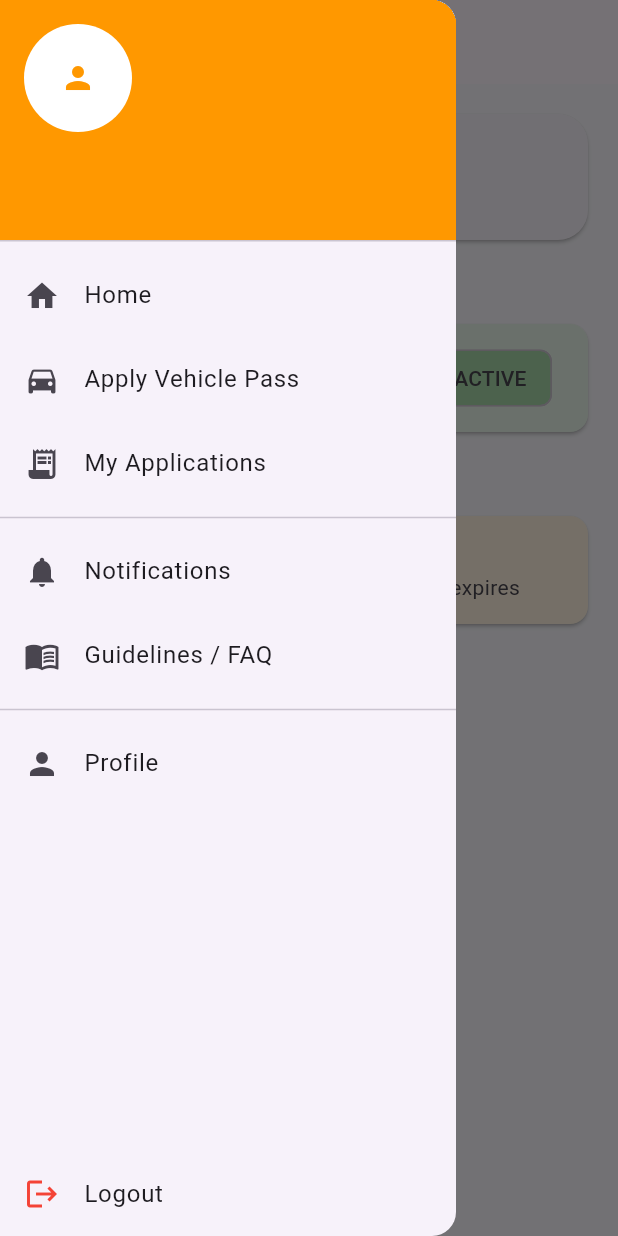
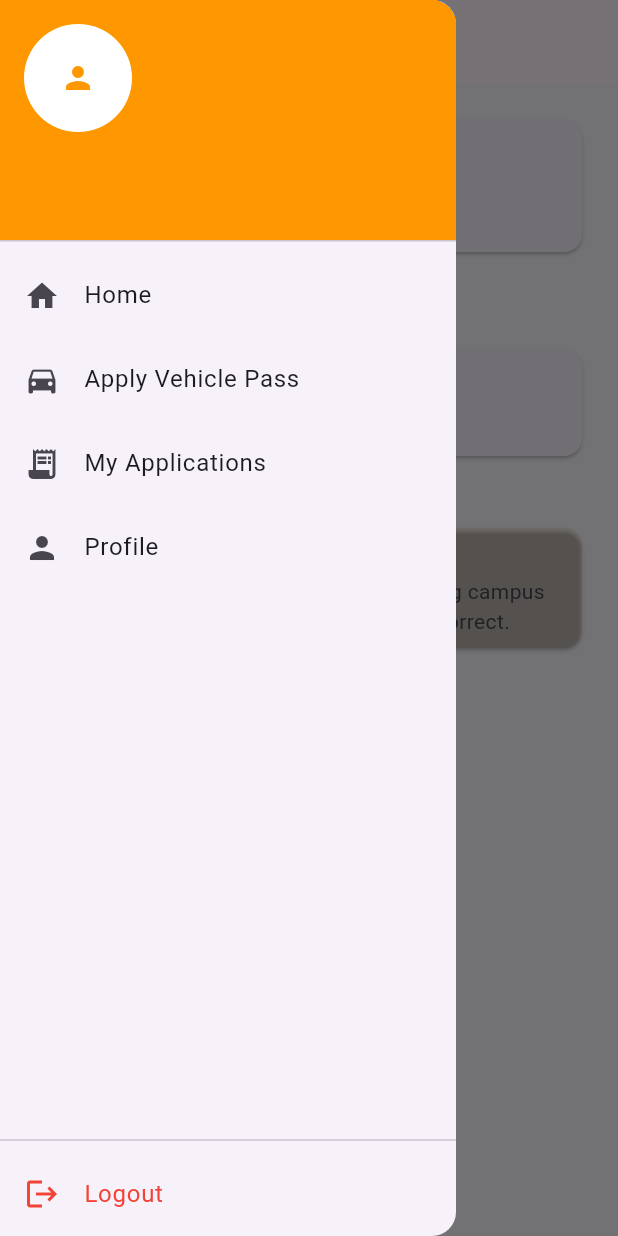
Before and after one commit to albayhaki63/vehiclepass, a Flutter app: the HomePage screen opened directly, with the side drawer open, on a phone screen of 412 x 824 dp. Run offline on Flutter 3.47's test engine with Material 3 defaults, Android fonts, the phone set to English and light mode, and no system bars; our stand-ins replace cloud_firestore, firebase_auth, firebase_core; accounts and stored records are empty.

Commit message:
update plate num

```diff
--- a/lib/screens/apply_pass_page.dart
+++ b/lib/screens/apply_pass_page.dart
@@ -174,13 +174,25 @@ class _ApplyPassPageState extends State<ApplyPassPage> {
 
     final user = FirebaseAuth.instance.currentUser!;
 
+    // 1. Calculate Expiry Date
+    DateTime expiryDate = startDate!;
+    if (duration == '1 Month') {
+      expiryDate = startDate!.add(const Duration(days: 30));
+    } else if (duration == '1 Semester') {
+      expiryDate = startDate!.add(const Duration(days: 180)); // Approx 6 months
+    } else if (duration == '1 Year') {
+      expiryDate = startDate!.add(const Duration(days: 365));
+    }
+
     await FirebaseFirestore.instance
         .collection('vehicle_passes')
         .add({
-      'vehicleNo': vehicleNoCtrl.text.trim(),
+      // 2. Changed key from 'vehicleNo' to 'plateNumber' to match HomePage
+      'plateNumber': vehicleNoCtrl.text.trim(),
       'vehicleType': vehicleType,
       'duration': duration,
       'startDate': startDate,
+      'expiryDate': expiryDate, // 3. Added Expiry Date to Database
       'purpose': purposeCtrl.text.trim(),
       'userEmail': user.email,
       'userId': user.uid,
@@ -190,17 +202,16 @@ class _ApplyPassPageState extends State<ApplyPassPage> {
 
     setState(() => isLoading = false);
 
-    Navigator.pop(context);
-
-    ScaffoldMessenger.of(context).showSnackBar(
-      const SnackBar(content: Text('Application submitted')),
-    );
+    if (mounted) {
+      Navigator.pop(context);
+      ScaffoldMessenger.of(context).showSnackBar(
+        const SnackBar(content: Text('Application submitted')),
+      );
+    }
   }
 }
 
-//
 // 🔹 UI HELPER WIDGETS
-//
 class _FormCard extends StatelessWidget {
   final Widget child;
   const _FormCard({required this.child});
--- a/lib/screens/home_page.dart
+++ b/lib/screens/home_page.dart
@@ -5,8 +5,6 @@ import 'package:cloud_firestore/cloud_firestore.dart';
 import '../auth/login_page.dart';
 import 'apply_pass_page.dart';
 import 'pass_list_page.dart';
-import 'notifications_page.dart';
-import 'guidelines_page.dart';
 import 'profile_page.dart';
 
 class HomePage extends StatelessWidget {
@@ -26,54 +24,44 @@ class HomePage extends StatelessWidget {
           .doc(user.uid)
           .snapshots(),
       builder: (context, snapshot) {
-        if (!snapshot.hasData) {
-          return const Scaffold(
-            body: Center(child: CircularProgressIndicator()),
-          );
+        String username = 'User';
+
+        if (snapshot.hasData && snapshot.data!.exists) {
+          final data = snapshot.data!.data() as Map<String, dynamic>;
+          username = data['username'] ?? username;
         }
 
-        final data =
-            snapshot.data!.data() as Map<String, dynamic>;
-        final username = data['username'] ?? 'User';
-        final email = data['email'] ?? user.email ?? '';
-
         return Scaffold(
-          appBar: AppBar(title: const Text('VehiclePass')),
+          appBar: AppBar(title: const Text('Home')),
           drawer: _AppDrawer(
             username: username,
-            email: email,
+            email: user.email ?? '',
           ),
-
-          body: Padding(
-            padding: const EdgeInsets.all(16),
-            child: Column(
-              crossAxisAlignment: CrossAxisAlignment.start,
+          body: ListView(
+            padding: const EdgeInsets.all(20),
             children: [
-                // 👋 WELCOME CARD
+              // 窓 WELCOME
               Card(
-                  shape: RoundedRectangleBorder(
-                    borderRadius: BorderRadius.circular(20),
-                  ),
                 child: Padding(
-                    padding: const EdgeInsets.all(16),
+                  padding: const EdgeInsets.all(18),
                   child: Row(
                     children: [
                       CircleAvatar(
                         radius: 26,
                         backgroundColor:
-                              Theme.of(context).primaryColor,
-                          child: const Icon(Icons.person,
-                              color: Colors.white),
+                            Theme.of(context).primaryColor.withOpacity(0.15),
+                        child: Icon(
+                          Icons.person,
+                          color: Theme.of(context).primaryColor,
                         ),
-                        const SizedBox(width: 12),
+                      ),
+                      const SizedBox(width: 14),
                       Column(
-                          crossAxisAlignment:
-                              CrossAxisAlignment.start,
+                        crossAxisAlignment: CrossAxisAlignment.start,
                         children: [
                           const Text(
-                              'Welcome 👋',
-                              style:
-                                  TextStyle(color: Colors.grey),
+                            'Welcome 窓',
+                            style: TextStyle(color: Colors.grey),
                           ),
                           Text(
                             username,
@@ -83,60 +71,226 @@ class HomePage extends StatelessWidget {
                             ),
                           ),
                         ],
-                        )
+                      ),
                     ],
                   ),
                 ),
               ),
 
-                const SizedBox(height: 20),
+              const SizedBox(height: 24),
 
-                // 🚗 ACTIVE PASS (DEMO / STATIC)
+              // ｪｪ ACTIVE VEHICLE PASS
               const Text(
                 'Active Vehicle Pass',
-                  style:
-                      TextStyle(fontWeight: FontWeight.bold),
+                style: TextStyle(fontWeight: FontWeight.bold),
               ),
-                const SizedBox(height: 8),
+              const SizedBox(height: 12),
+              _ActiveVehiclePass(userId: user.uid),
 
-                Card(
-                  color: Colors.green.shade50,
+              const SizedBox(height: 16),
+
+              // 竢ｰ EXPIRY REMINDER
+              _ExpiryReminder(userId: user.uid),
+
+              const SizedBox(height: 24),
+
+              // 庁 TIPS
+              const _TipsCard(),
+
+              const SizedBox(height: 30),
+
+              // 葡 RECENT APPLICATION
+              const Text(
+                'Recent Application',
+                style: TextStyle(fontWeight: FontWeight.bold),
+              ),
+              const SizedBox(height: 12),
+              _RecentApplication(userId: user.uid),
+            ],
+          ),
+        );
+      },
+    );
+  }
+}
+
+// ================= ACTIVE VEHICLE PASS =================
+class _ActiveVehiclePass extends StatelessWidget {
+  final String userId;
+
+  const _ActiveVehiclePass({required this.userId});
+
+  @override
+  Widget build(BuildContext context) {
+    return StreamBuilder<QuerySnapshot>(
+      stream: FirebaseFirestore.instance
+          .collection('vehicle_passes')
+          .where('userId', isEqualTo: userId)
+          .where('status', isEqualTo: 'Approved')
+          .limit(1)
+          .snapshots(),
+      builder: (context, snapshot) {
+        if (!snapshot.hasData || snapshot.data!.docs.isEmpty) {
+          return Card(
             child: ListTile(
-                    leading: const Icon(Icons.directions_car,
-                        color: Colors.green),
-                    title: const Text('Car • ABC1234'),
-                    subtitle:
-                        const Text('Valid until: 30 Jun 2026'),
-                    trailing: Chip(
-                      label: const Text('ACTIVE'),
-                      backgroundColor:
-                          Colors.green.shade200,
+              leading: const Icon(Icons.info_outline),
+              title: const Text('No Active Vehicle Pass'),
+              subtitle: const Text('You have no approved pass'),
+            ),
+          );
+        }
+
+        final data = snapshot.data!.docs.first.data() as Map<String, dynamic>;
+
+        // 1. Get and Format Expiry Date
+        String expiryString = 'N/A';
+        if (data['expiryDate'] != null) {
+          final DateTime expiry = (data['expiryDate'] as Timestamp).toDate();
+          // Format: DD/MM/YYYY
+          expiryString = "${expiry.day.toString().padLeft(2, '0')}/${expiry.month.toString().padLeft(2, '0')}/${expiry.year}";
+        }
+
+        return Card(
+          child: ListTile(
+            leading: const Icon(
+              Icons.verified,
+              color: Colors.green,
+            ),
+            // 2. Display the correct Plate Number
+            title: Text(
+              data['plateNumber'] ?? 'Unknown Plate',
+              style: const TextStyle(fontWeight: FontWeight.bold),
+            ),
+            // 3. Display the Expiry Date
+            subtitle: Text('Active • Expires: $expiryString'),
+            trailing: const Chip(
+              label: Text(
+                'ACTIVE',
+                style: TextStyle(color: Colors.white),
+              ),
+              backgroundColor: Colors.green,
             ),
           ),
+        );
+      },
+    );
+  }
+}
+
+// ================= EXPIRY REMINDER =================
+class _ExpiryReminder extends StatelessWidget {
+  final String userId;
+
+  const _ExpiryReminder({required this.userId});
+
+  @override
+  Widget build(BuildContext context) {
+    return StreamBuilder<QuerySnapshot>(
+      stream: FirebaseFirestore.instance
+          .collection('vehicle_passes')
+          .where('userId', isEqualTo: userId)
+          .where('status', isEqualTo: 'Approved')
+          .limit(1)
+          .snapshots(),
+      builder: (context, snapshot) {
+        if (!snapshot.hasData || snapshot.data!.docs.isEmpty) {
+          return const SizedBox();
+        }
+
+        final data = snapshot.data!.docs.first.data() as Map<String, dynamic>;
+
+        if (data['expiryDate'] == null) {
+          return const SizedBox();
+        }
+
+        final expiry = (data['expiryDate'] as Timestamp).toDate();
+        final daysLeft = expiry.difference(DateTime.now()).inDays;
+
+        // Only show if expiring in 7 days or less, but not if already expired significantly
+        if (daysLeft > 7 || daysLeft < -1) return const SizedBox();
+
+        String msg = daysLeft < 0
+            ? 'Your pass has expired'
+            : 'Your pass will expire in $daysLeft day(s)';
+
+        return Card(
+          color: Colors.red.withOpacity(0.1),
+          child: ListTile(
+            leading: const Icon(Icons.warning, color: Colors.red),
+            title: const Text(
+              'Pass Expiry Alert',
+              style: TextStyle(fontWeight: FontWeight.bold),
             ),
+            subtitle: Text(msg),
+          ),
+        );
+      },
+    );
+  }
+}
 
-                const SizedBox(height: 20),
+// ================= TIPS =================
+class _TipsCard extends StatelessWidget {
+  const _TipsCard();
 
-                // 💡 TIPS
-                const Text(
-                  'Tips & Reminder',
-                  style:
-                      TextStyle(fontWeight: FontWeight.bold),
+  @override
+  Widget build(BuildContext context) {
+    return Card(
+      color: Theme.of(context).primaryColor.withOpacity(0.08),
+      child: const ListTile(
+        leading: Icon(Icons.lightbulb_outline),
+        title: Text(
+          'Tip',
+          style: TextStyle(fontWeight: FontWeight.bold),
         ),
-                const SizedBox(height: 8),
-
-                Card(
-                  color: Colors.orange.shade50,
-                  child: const ListTile(
-                    leading: Icon(Icons.lightbulb,
-                        color: Colors.orange),
-                    title: Text('Renew before expiry'),
         subtitle: Text(
-                        'Renew at least 7 days before pass expires'),
+          'Apply at least 1 day before entering campus and ensure your plate number is correct.',
         ),
       ),
-              ],
+    );
+  }
+}
+
+// ================= RECENT APPLICATION =================
+class _RecentApplication extends StatelessWidget {
+  final String userId;
+
+  const _RecentApplication({required this.userId});
+
+  @override
+  Widget build(BuildContext context) {
+    return StreamBuilder<QuerySnapshot>(
+      stream: FirebaseFirestore.instance
+          .collection('vehicle_passes')
+          .where('userId', isEqualTo: userId)
+          .orderBy('createdAt', descending: true)
+          .limit(1)
+          .snapshots(),
+      builder: (context, snapshot) {
+        if (!snapshot.hasData || snapshot.data!.docs.isEmpty) {
+          return const Text(
+            'No application yet.',
+            style: TextStyle(color: Colors.grey),
+          );
+        }
+
+        final data = snapshot.data!.docs.first.data() as Map<String, dynamic>;
+
+        return Card(
+          child: ListTile(
+            leading: const Icon(Icons.directions_car),
+            // Ensure we read 'plateNumber' here as well to match the new DB structure
+            title: Text(data['plateNumber'] ?? data['vehicleNo'] ?? '-'),
+            subtitle: Text('Status: ${data['status']}'),
+            trailing: const Icon(Icons.chevron_right),
+            onTap: () {
+              Navigator.push(
+                context,
+                MaterialPageRoute(
+                  builder: (_) => const PassListPage(),
                 ),
+              );
+            },
           ),
         );
       },
@@ -160,28 +314,25 @@ class _AppDrawer extends StatelessWidget {
       child: Column(
         children: [
           UserAccountsDrawerHeader(
-            decoration:
-                const BoxDecoration(color: Colors.orange),
+            decoration: const BoxDecoration(color: Color(0xFFFF9800)),
+            currentAccountPicture: const CircleAvatar(
+              backgroundColor: Colors.white,
+              child: Icon(
+                Icons.person,
+                color: Color(0xFFFF9800),
+              ),
+            ),
             accountName: Text(username),
             accountEmail: Text(email),
-            currentAccountPicture: const CircleAvatar(
-              backgroundColor: Colors.white,
-              child: Icon(Icons.person,
-                  color: Colors.orange),
           ),
-          ),
-
           ListTile(
             leading: const Icon(Icons.home),
             title: const Text('Home'),
             onTap: () => Navigator.pop(context),
           ),
-
           ListTile(
-            leading:
-                const Icon(Icons.directions_car),
-            title:
-                const Text('Apply Vehicle Pass'),
+            leading: const Icon(Icons.directions_car),
+            title: const Text('Apply Vehicle Pass'),
             onTap: () {
               Navigator.push(
                 context,
@@ -191,12 +342,9 @@ class _AppDrawer extends StatelessWidget {
               );
             },
           ),
-
           ListTile(
-            leading:
-                const Icon(Icons.receipt_long),
-            title:
-                const Text('My Applications'),
+            leading: const Icon(Icons.receipt_long),
+            title: const Text('My Applications'),
             onTap: () {
               Navigator.push(
                 context,
@@ -206,42 +354,6 @@ class _AppDrawer extends StatelessWidget {
               );
             },
           ),
-
-          const Divider(),
-
-          ListTile(
-            leading:
-                const Icon(Icons.notifications),
-            title: const Text('Notifications'),
-            onTap: () {
-              Navigator.push(
-                context,
-                MaterialPageRoute(
-                  builder: (_) =>
-                      const NotificationsPage(),
-                ),
-              );
-            },
-          ),
-
-          ListTile(
-            leading:
-                const Icon(Icons.menu_book),
-            title:
-                const Text('Guidelines / FAQ'),
-            onTap: () {
-              Navigator.push(
-                context,
-                MaterialPageRoute(
-                  builder: (_) =>
-                      const GuidelinesPage(),
-                ),
-              );
-            },
-          ),
-
-          const Divider(),
-
           ListTile(
             leading: const Icon(Icons.person),
             title: const Text('Profile'),
@@ -249,51 +361,30 @@ class _AppDrawer extends StatelessWidget {
               Navigator.push(
                 context,
                 MaterialPageRoute(
-                  builder: (_) =>
-                      const ProfilePage(),
+                  builder: (_) => const ProfilePage(),
                 ),
               );
             },
           ),
-
           const Spacer(),
-
+          const Divider(),
           ListTile(
-            leading: const Icon(Icons.logout,
-                color: Colors.red),
-            title: const Text('Logout'),
-            onTap: () => _confirmLogout(context),
+            leading: const Icon(Icons.logout, color: Colors.red),
+            title: const Text(
+              'Logout',
+              style: TextStyle(color: Colors.red),
             ),
-        ],
-      ),
-    );
-  }
-
-  void _confirmLogout(BuildContext context) {
-    showDialog(
-      context: context,
-      builder: (_) => AlertDialog(
-        title: const Text('Confirm Logout'),
-        content:
-            const Text('Are you sure you want to logout?'),
-        actions: [
-          TextButton(
-            onPressed: () => Navigator.pop(context),
-            child: const Text('Cancel'),
-          ),
-          ElevatedButton(
-            style: ElevatedButton.styleFrom(
-                backgroundColor: Colors.red),
-            onPressed: () async {
+            onTap: () async {
+              Navigator.pop(context);
               await FirebaseAuth.instance.signOut();
               Navigator.pushAndRemoveUntil(
                 context,
                 MaterialPageRoute(
-                    builder: (_) => LoginPage()),
+                  builder: (_) => LoginPage(),
+                ),
                 (_) => false,
               );
             },
-            child: const Text('Logout'),
           ),
         ],
       ),
--- a/lib/screens/pass_list_page.dart
+++ b/lib/screens/pass_list_page.dart
@@ -25,12 +25,12 @@ class PassListPage extends StatelessWidget {
             .where('userId', isEqualTo: user.uid)
             .snapshots(),
         builder: (context, snapshot) {
-          // 🔹 LOADING STATE
+          // 隼 LOADING STATE
           if (snapshot.connectionState == ConnectionState.waiting) {
             return const Center(child: CircularProgressIndicator());
           }
 
-          // 🔹 ERROR STATE
+          // 隼 ERROR STATE
           if (snapshot.hasError) {
             return const Center(
               child: Text('Something went wrong'),
@@ -39,7 +39,7 @@ class PassListPage extends StatelessWidget {
 
           final docs = snapshot.data?.docs ?? [];
 
-          // 🔹 EMPTY STATE
+          // 隼 EMPTY STATE
           if (docs.isEmpty) {
             return Center(
               child: Column(
@@ -58,7 +58,7 @@ class PassListPage extends StatelessWidget {
             );
           }
 
-          // 🔹 DATA LIST
+          // 隼 DATA LIST
           return ListView.builder(
             padding: const EdgeInsets.all(16),
             itemCount: docs.length,
@@ -66,8 +66,11 @@ class PassListPage extends StatelessWidget {
               final doc = docs[index];
               final data = doc.data() as Map<String, dynamic>;
 
+              // 🔹 FIX: Retrieve 'plateNumber' preferentially, fallback to 'vehicleNo'
+              String displayPlate = data['plateNumber'] ?? data['vehicleNo'] ?? '-';
+
               return _ApplicationCard(
-                vehicleNo: data['vehicleNo'] ?? '-',
+                vehicleNo: displayPlate,
                 vehicleType: data['vehicleType'] ?? '-',
                 duration: data['duration'] ?? '-',
                 status: data['status'] ?? 'Pending',
```
Lines whose indentation alone changed are shown as unchanged.
